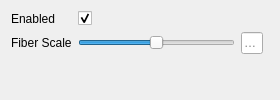
Old version of the form include/ui/plugins/fom_toolbox.ui in the repository VRGroupRWTH/pli_view.
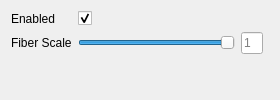
New version of the form.

Commit message: FOM plugin complete.

```diff
--- a/include/ui/plugins/fom_toolbox.ui
+++ b/include/ui/plugins/fom_toolbox.ui
@@ -28,11 +28,14 @@
        <height>0</height>
       </size>
      </property>
+     <property name="minimum">
+      <number>0</number>
+     </property>
      <property name="maximum">
-      <number>1000</number>
+      <number>10000</number>
      </property>
      <property name="value">
-      <number>500</number>
+      <number>10000</number>
      </property>
      <property name="orientation">
       <enum>Qt::Horizontal</enum>
@@ -48,7 +51,7 @@
       </sizepolicy>
      </property>
      <property name="placeholderText">
-      <string>1.0</string>
+      <string>1</string>
      </property>
     </widget>
    </item>
```
The commit also changes 2 other files.
